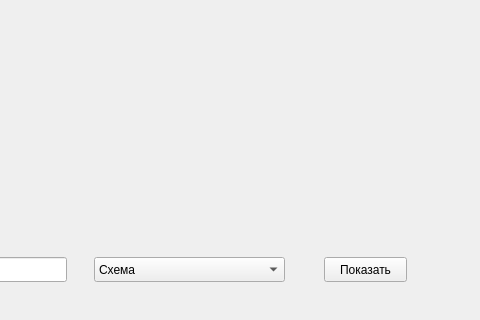
Above: untitled.ui from Belousk/Map_Searching before the change; both pictures show x 216 to 696 and y 193 to 513 of the 696 by 513 pixel window. Below: the same form after it.
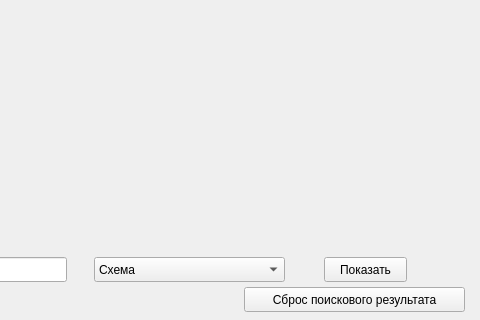
That is the form after the change.

The edit to the form file:
```diff
--- a/untitled.ui
+++ b/untitled.ui
@@ -74,6 +74,19 @@
     </property>
    </item>
   </widget>
+  <widget class="QPushButton" name="pushButton_2">
+   <property name="geometry">
+    <rect>
+     <x>460</x>
+     <y>480</y>
+     <width>221</width>
+     <height>25</height>
+    </rect>
+   </property>
+   <property name="text">
+    <string>Сброс поискового результата</string>
+   </property>
+  </widget>
  </widget>
  <resources/>
  <connections/>
```
